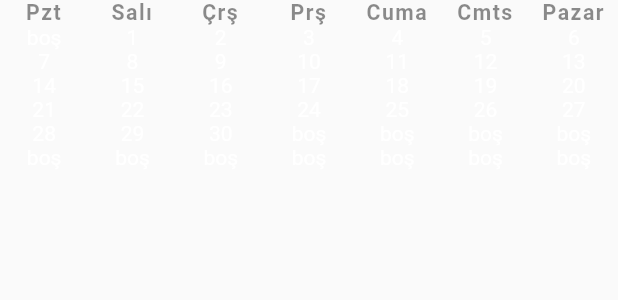
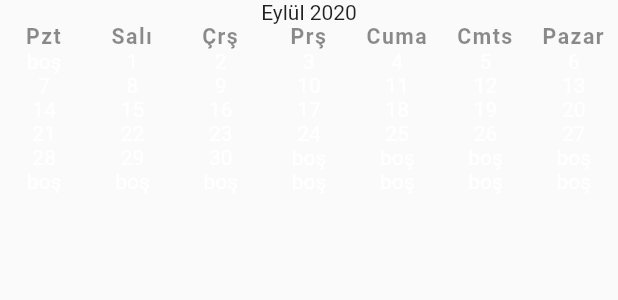
Before and after one commit to SalihCanBinboga/Flutter-Custom-DatePicker, a Flutter app: the CalendarWidget widget shown alone on an empty page, opened directly, on a phone screen of 412 x 824 dp. Shown: the top 300 px of the screen. Run offline on Flutter 3.47's test engine with Material 2 defaults, Android fonts, the phone set to English and light mode, and no system bars; Roboto replaces fonts that are missing (playfair-regular).

Commit message:
Create list structure and added  Month Name - Year information

```diff
--- a/lib/ui/screens/CalendarWidget.dart
+++ b/lib/ui/screens/CalendarWidget.dart
@@ -14,11 +14,21 @@ class CalendarWidget extends StatefulWidget {
 
 class _CalendarWidgetState extends State<CalendarWidget> {
   int rowStartDay = 0;
+  List<String> monthsTR;
+
+  @override
+  void initState() {
+    monthsTR = List.unmodifiable({"Ocak", "Şubat", "Mart", "Nisan", "Mayıs", "Haziran", "Temmuz", "Ağustos", "Eylül", "Ekim", "Kasım", "Aralık"});
+
+    super.initState();
+  }
+
 
   @override
   Widget build(BuildContext context) {
 
     List<Widget> rows = [];
+    rows.add(dateInfoWidget);
     rows.add(WeekDaysFirstRow());
 
     var rowStartElement = widget.startDate.subtract(Duration(days: widget.startDate.day - 1)); // ayın 1. gününü alır
@@ -35,6 +45,7 @@ class _CalendarWidgetState extends State<CalendarWidget> {
 
 
 
+  Widget get dateInfoWidget => Center(child: Text("${monthsTR[widget.startDate.month - 1]} ${widget.startDate.year.toString()}"));
   List<Widget> prepareOneWeek(DateTime rowStartDate, int columnPosition) {
     List<Widget> rowItems = [];
     rowStartDay = 0;
```
Also changed, not shown: lib/ui/screens/CalendarScreen.dart (+11 -2 lines).
